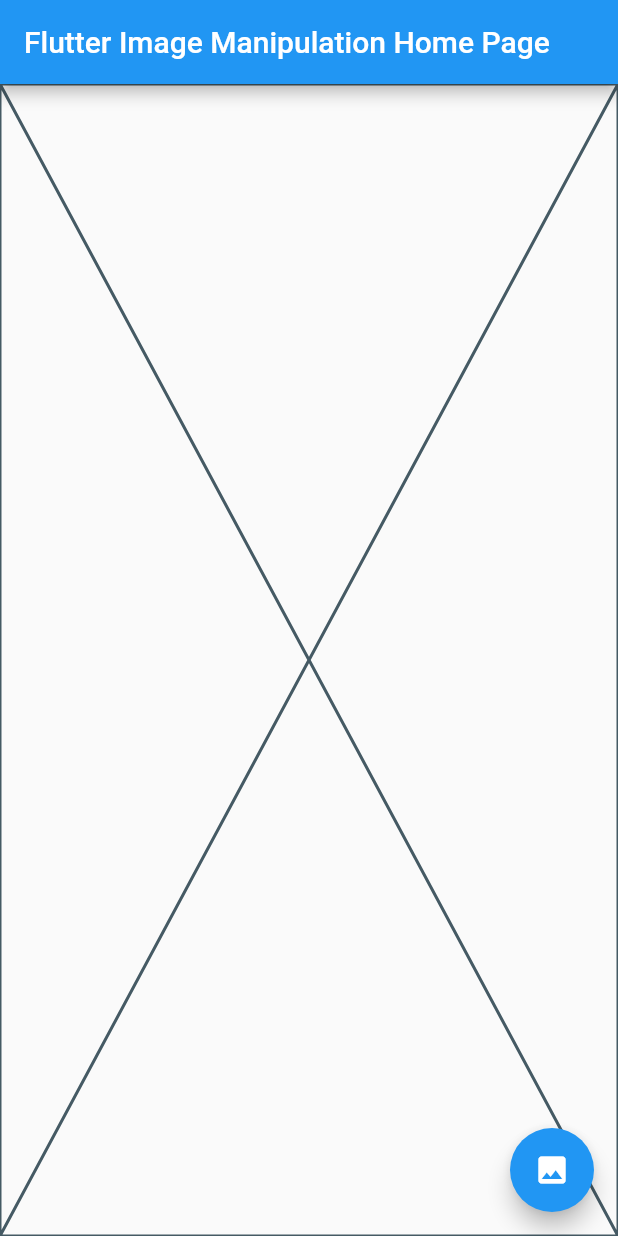
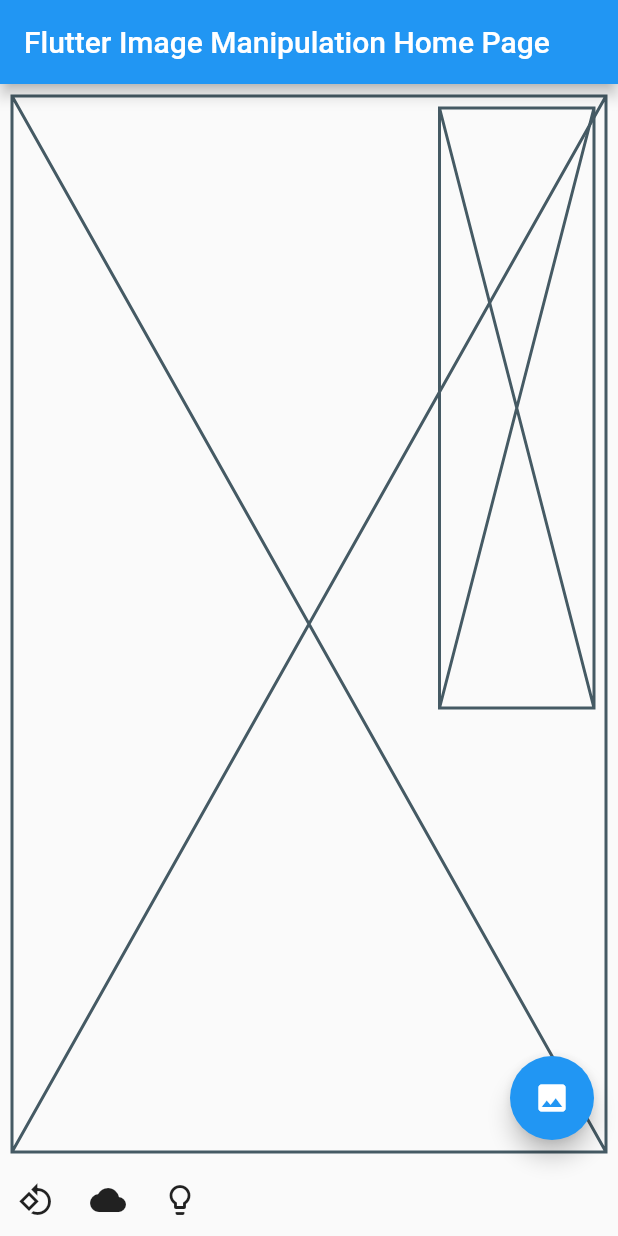
Before and after one commit to ukasz123/image_manipulation_poc, a Flutter app: the screen it shows after launch, on a phone screen of 412 x 824 dp. Run offline on Flutter 3.47's test engine with Material 2 defaults, Android fonts, the phone set to English and light mode, and no system bars; our stand-ins replace image_picker.

Commit message:
Change image

```diff
--- a/lib/main.dart
+++ b/lib/main.dart
@@ -1,5 +1,6 @@
 import 'dart:async';
 import 'dart:io';
+import 'dart:typed_data';
 
 import 'package:flutter/material.dart';
 import 'package:image_picker/image_picker.dart';
@@ -35,38 +36,176 @@ class _MyHomePageState extends State<MyHomePage> {
 
   img.Image _currentImage;
 
+  img.Image _originalImage;
+
+  double originalWidth;
+
+  Uint8List _previewBytes;
+
+  Uint8List _currentBytes;
+
+  StreamController<bool> _progressStream;
+
+  @override
+  void initState() {
+    super.initState();
+    _progressStream = StreamController();
+  }
+
+  @override
+    void dispose() {
+      _progressStream.close();
+      super.dispose();
+
+    }
+
+  @override
+  void didChangeDependencies() {
+    super.didChangeDependencies();
+
+    originalWidth = MediaQuery.of(context).size.width * 0.25;
+  }
+
   @override
   Widget build(BuildContext context) {
-    Widget image = _currentImage != null ? Image.memory(
-          img.encodePng(_currentImage)
-        ) : Placeholder();
+    Widget image = _currentBytes != null
+        ? Image.memory(_currentBytes)
+        : Placeholder();
+    Widget originalPreview = SizedBox(
+        width: originalWidth,
+        child: ConstrainedBox(
+            constraints: BoxConstraints.tightFor(width: originalWidth),
+            child: _originalImage != null
+                ? Image.memory(_previewBytes)
+                : Placeholder()));
     return new Scaffold(
       appBar: new AppBar(
         // Here we take the value from the MyomePage object that was created by
         // the App.build method, and use it to set our appbar title.
         title: new Text(widget.title),
       ),
-      body: new Center(
-        // Center is a layout widget. It takes a single child and positions it
-        // in the middle of the parent.
-        child: image,
+      body: Stack(
+        children: <Widget>[
+          Padding(
+            padding: const EdgeInsets.all(8.0),
+            child: Center(child: image),
+          ),
+          Positioned(
+            child: originalPreview,
+            right: 16.0,
+            top: 16.0,
+          ),
+          Center(child: StreamBuilder<bool>(
+            initialData: false,
+            stream: _progressStream.stream,
+            builder: (context, snapshot) {
+              if (snapshot.data){
+                return SizedBox(width: 60.0, height: 60.0,child: CircularProgressIndicator());
+              } else {
+                return Container(width: 0.0, height: 0.0,);
+              }
+            },
+          )
+          ),
+        ],
       ),
       floatingActionButton: new FloatingActionButton(
         onPressed: _pickImage,
         tooltip: 'Pick image',
         child: new Icon(Icons.image),
-      ), // This trailing comma makes auto-formatting nicer for build methods.
+      ),
+      bottomNavigationBar: SizedBox(
+          height: 48.0,
+          child: ListView(scrollDirection: Axis.horizontal, children: [
+            IconButton(
+              icon: Icon(Icons.rotate_90_degrees_ccw),
+              onPressed: _rotateImage,
+            ),
+            IconButton(
+              onPressed: _grayscale,
+              icon: Icon(Icons.wb_cloudy),
+            ),
+            IconButton(
+              onPressed: _sketchify,
+              icon: Icon(Icons.lightbulb_outline),
+            ),
+          ])),
     );
+  }
+
+  _working(bool working) {
+    _progressStream.sink.add(working);
   }
 
   Future _pickImage() async {
     final image = await ImagePicker.pickImage(source: ImageSource.camera);
+    _working(true);
+    final loadedImage =
+        await image.readAsBytes().then((bytes) => img.decodeImage(bytes));
 
-    final loadedImage = await image.readAsBytes().then((bytes) => img.decodeImage(bytes));
-
+    final smallImage = await Future.microtask(
+        () => img.copyResize(loadedImage, originalWidth.floor()));
+    _currentBytes = await _encode(loadedImage);
+    _previewBytes = await _encode(smallImage);
     setState(() {
+      _working(false);
       _image = image;
       _currentImage = loadedImage;
+      _originalImage = _currentImage;
+    });
+  }
+
+  Future _rotateImage() async {
+    _working(true);
+    _currentImage =
+        await _bg(() => img.copyRotate(_currentImage, 90));
+        _currentBytes = await _encode(_currentImage);
+    setState(() {
+      _working(false);
+    });
+  }
+
+  Future _grayscale() async {
+    _working(true);
+    _currentImage = await _bg(() => img.grayscale(_currentImage));
+    _currentBytes = await _encode(_currentImage);
+    _working(false);
+    setState(() {});
+  }
+
+  Future _sketchify() async {
+    _working(true);
+    final grayscaled = await _bg(() => img.grayscale(_originalImage));
+    final inverted = await _bg(() => img.invert(grayscaled));
+    final blurred = await _bg(() => img.gaussianBlur(inverted, 4));
+    final sketched = await _bg(() => _dodge(grayscaled, blurred));
+    setState(() {
+      _working(false);
+      _currentImage = sketched;
     });
   }
 }
+
+Future<T> _bg<T>(FutureOr<T> computation()) => Future.sync(computation);
+
+_dodge(img.Image src, img.Image desc) {
+  var s = src.getBytes();
+  var d = desc.getBytes();
+  assert(s.length == d.length);
+  for (int i = 0, len = s.length; i < len; i++) {
+    if (i % 4 == 3) {
+      continue;
+    }
+    if (d[i] == 255) {
+      s[i] = 255;
+    } else {
+      s[i] = _clamp255((s[i] * 255 / (255 - d[i])).floor());
+    }
+  }
+  return src;
+}
+
+int _clamp255(int i) => i > 255 ? 255 : i;
+
+Future<Uint8List> _encode(img.Image src ) =>  Future.microtask(
+        () => Uint8List.fromList(img.encodePng(src)));
```
